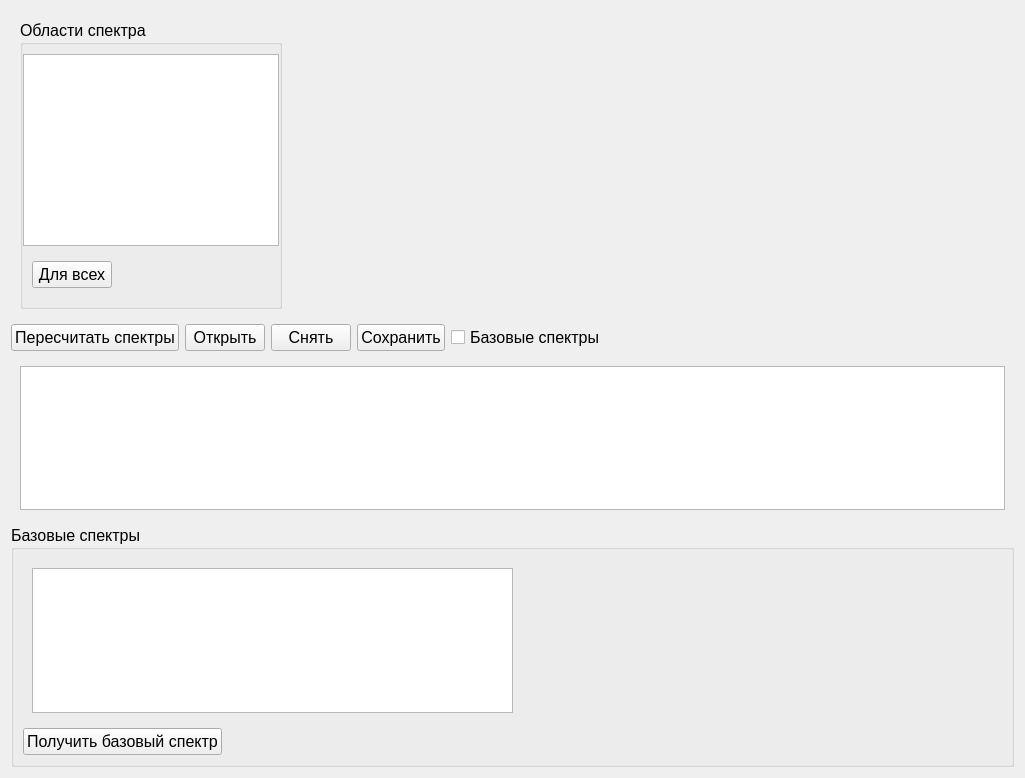
Above: sprspectrumlisttablewidget.ui from longway34/SeparaterQt2 before the change. Below: the same form after it.
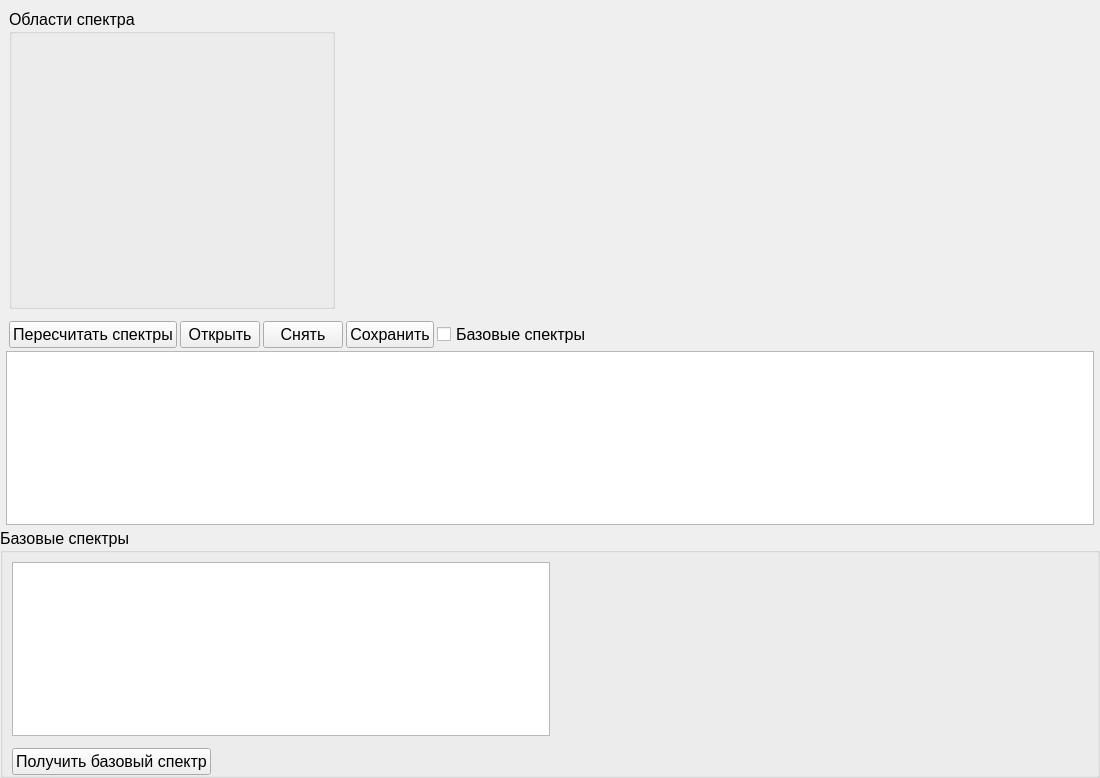
That is the form after the change. Icons and pictures are not drawn. Custom widgets are drawn as their Qt base class.

```diff
--- a/sprspectrumlisttablewidget.ui
+++ b/sprspectrumlisttablewidget.ui
@@ -6,7 +6,7 @@
    <rect>
     <x>0</x>
     <y>0</y>
-    <width>1025</width>
+    <width>1100</width>
     <height>778</height>
    </rect>
   </property>
@@ -32,14 +32,25 @@
    <string>Form</string>
   </property>
   <layout class="QVBoxLayout" name="verticalLayout_3">
+   <property name="spacing">
+    <number>3</number>
+   </property>
+   <property name="leftMargin">
+    <number>0</number>
+   </property>
+   <property name="topMargin">
+    <number>0</number>
+   </property>
+   <property name="rightMargin">
+    <number>0</number>
+   </property>
+   <property name="bottomMargin">
+    <number>0</number>
+   </property>
    <item>
     <widget class="QWidget" name="widget" native="true">
-     <layout class="QHBoxLayout" name="horizontalLayout_2" stretch="10,90">
+     <layout class="QHBoxLayout" name="horizontalLayout_2" stretch="0,0">
       <item>
-       <widget class="QSplitter" name="splitter">
-        <property name="orientation">
-         <enum>Qt::Horizontal</enum>
-        </property>
         <widget class="QGroupBox" name="gbSpectrumElements">
          <property name="sizePolicy">
           <sizepolicy hsizetype="Minimum" vsizetype="Preferred">
@@ -54,107 +65,39 @@
           <property name="leftMargin">
            <number>0</number>
           </property>
+         <property name="topMargin">
+          <number>0</number>
+         </property>
           <property name="rightMargin">
            <number>0</number>
           </property>
-          <item>
-           <widget class="SPRSpectrumZonesTable" name="tRangesChannel">
-            <property name="sizePolicy">
-             <sizepolicy hsizetype="Minimum" vsizetype="Minimum">
-              <horstretch>0</horstretch>
-              <verstretch>0</verstretch>
-             </sizepolicy>
-            </property>
-            <property name="dragEnabled">
-             <bool>true</bool>
-            </property>
-            <property name="dragDropOverwriteMode">
-             <bool>false</bool>
-            </property>
-            <property name="dragDropMode">
-             <enum>QAbstractItemView::DragDrop</enum>
-            </property>
-            <property name="alternatingRowColors">
-             <bool>true</bool>
-            </property>
-            <property name="selectionMode">
-             <enum>QAbstractItemView::SingleSelection</enum>
-            </property>
-            <property name="selectionBehavior">
-             <enum>QAbstractItemView::SelectColumns</enum>
-            </property>
-            <attribute name="horizontalHeaderShowSortIndicator" stdset="0">
-             <bool>false</bool>
-            </attribute>
-           </widget>
-          </item>
+         <property name="bottomMargin">
+          <number>0</number>
+         </property>
           <item>
-           <widget class="QWidget" name="widget_2" native="true">
-            <layout class="QHBoxLayout" name="horizontalLayout_4">
-             <item>
-              <widget class="QPushButton" name="pushButton">
-               <property name="sizePolicy">
-                <sizepolicy hsizetype="Preferred" vsizetype="Preferred">
-                 <horstretch>0</horstretch>
-                 <verstretch>0</verstretch>
-                </sizepolicy>
-               </property>
-               <property name="text">
-                <string>Для всех</string>
-               </property>
-               <property name="icon">
-                <iconset resource="icons.qrc">
-                 <normaloff>:/icons/icons/b_Equialent.png</normaloff>:/icons/icons/b_Equialent.png</iconset>
-               </property>
-               <property name="iconSize">
-                <size>
-                 <width>32</width>
-                 <height>32</height>
-                </size>
-               </property>
-              </widget>
-             </item>
-             <item>
-              <spacer name="horizontalSpacer">
-               <property name="orientation">
-                <enum>Qt::Horizontal</enum>
-               </property>
-               <property name="sizeHint" stdset="0">
-                <size>
-                 <width>0</width>
-                 <height>20</height>
-                </size>
-               </property>
-              </spacer>
-             </item>
+          <widget class="SPRZonesRangesTableWidget" name="tRangesChannel" native="true"/>
+         </item>
             </layout>
            </widget>
           </item>
           <item>
-           <spacer name="verticalSpacer">
-            <property name="orientation">
-             <enum>Qt::Vertical</enum>
-            </property>
-            <property name="sizeHint" stdset="0">
+       <widget class="SPRSpectrumGraphicsWidget" name="graphic" native="true">
+        <property name="minimumSize">
              <size>
-              <width>20</width>
-              <height>40</height>
-             </size>
-            </property>
-           </spacer>
-          </item>
-         </layout>
-        </widget>
-       </widget>
-      </item>
-      <item>
-       <widget class="SPRSpectrumGraphicsWidget" name="graphic" native="true"/>
+          <width>750</width>
+          <height>300</height>
+         </size>
+        </property>
+       </widget>
       </item>
      </layout>
     </widget>
    </item>
    <item>
     <layout class="QHBoxLayout" name="horizontalLayout_3">
+     <property name="leftMargin">
+      <number>9</number>
+     </property>
      <item>
       <widget class="QPushButton" name="pushButton_5">
        <property name="text">
@@ -178,7 +121,7 @@
       </widget>
      </item>
      <item>
-      <widget class="QPushButton" name="pushButton_3">
+      <widget class="QPushButton" name="bGetSpectrums">
        <property name="text">
         <string>Снять</string>
        </property>
@@ -236,6 +179,21 @@
       </sizepolicy>
      </property>
      <layout class="QHBoxLayout" name="horizontalLayout">
+      <property name="spacing">
+       <number>3</number>
+      </property>
+      <property name="leftMargin">
+       <number>6</number>
+      </property>
+      <property name="topMargin">
+       <number>0</number>
+      </property>
+      <property name="rightMargin">
+       <number>6</number>
+      </property>
+      <property name="bottomMargin">
+       <number>0</number>
+      </property>
       <item>
        <widget class="SPRSpectrumListTable" name="tListSpectrumItem">
         <property name="sizePolicy">
@@ -263,21 +221,36 @@
      <property name="title">
       <string>Базовые спектры</string>
      </property>
-     <layout class="QVBoxLayout" name="verticalLayout" stretch="95,5">
+     <layout class="QVBoxLayout" name="verticalLayout">
+      <property name="spacing">
+       <number>3</number>
+      </property>
+      <property name="leftMargin">
+       <number>0</number>
+      </property>
+      <property name="topMargin">
+       <number>0</number>
+      </property>
+      <property name="rightMargin">
+       <number>0</number>
+      </property>
+      <property name="bottomMargin">
+       <number>0</number>
+      </property>
       <item>
        <widget class="QWidget" name="widget_5" native="true">
-        <layout class="QHBoxLayout" name="horizontalLayout_5">
+        <layout class="QHBoxLayout" name="horizontalLayout_5" stretch="50,50">
          <item>
           <widget class="SPRSpectrumBaseListTable2" name="tListBasedSpectrumItem">
            <property name="sizePolicy">
-            <sizepolicy hsizetype="MinimumExpanding" vsizetype="Preferred">
+            <sizepolicy hsizetype="Preferred" vsizetype="Preferred">
              <horstretch>0</horstretch>
              <verstretch>0</verstretch>
             </sizepolicy>
            </property>
            <property name="minimumSize">
             <size>
-             <width>200</width>
+             <width>0</width>
              <height>0</height>
             </size>
            </property>
@@ -303,7 +276,7 @@
        <widget class="QWidget" name="widget_6" native="true">
         <layout class="QHBoxLayout" name="horizontalLayout_6">
          <property name="leftMargin">
-          <number>0</number>
+          <number>9</number>
          </property>
          <property name="topMargin">
           <number>0</number>
@@ -354,9 +327,10 @@
  </widget>
  <customwidgets>
   <customwidget>
-   <class>SPRSpectrumZonesTable</class>
-   <extends>QTableWidget</extends>
-   <header>sprspectrumzonestable.h</header>
+   <class>SPRZonesRangesTableWidget</class>
+   <extends>QWidget</extends>
+   <header>sprzonesrangestablewidget.h</header>
+   <container>1</container>
   </customwidget>
   <customwidget>
    <class>SPRSpectrumListTable</class>
```
Lines whose indentation alone changed are shown as unchanged.
